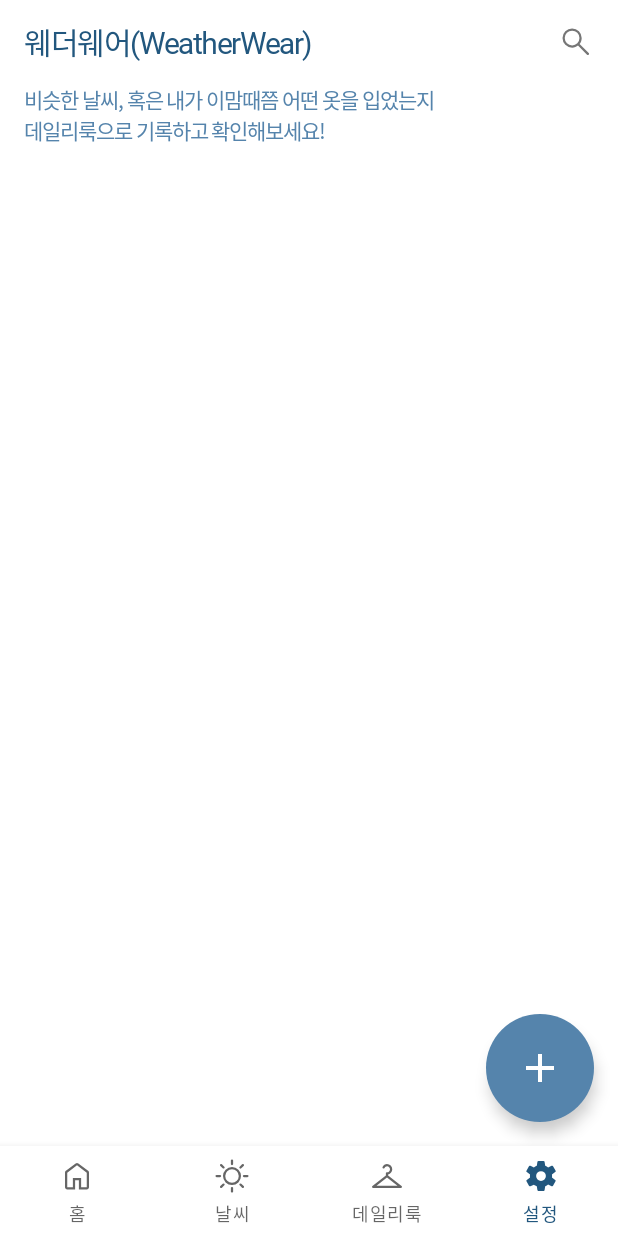
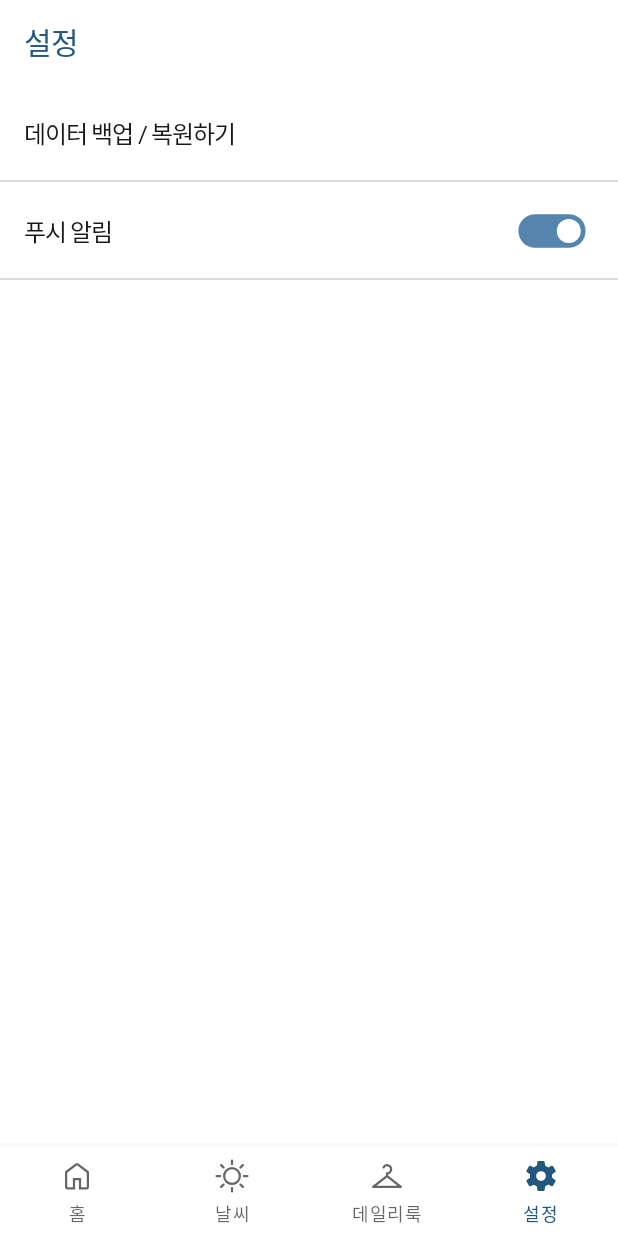
Before and after one commit to hyunjuIm/WeatherWear, an Android app: the screen it shows after launch (MainActivity), item 4 of the bottom bar chosen, on a phone screen of 412 x 824 dp. Run offline under Robolectric (Android 15) with nearby library versions, the phone set to English and light mode, and no system bars; our stand-ins replace Dagger/Hilt's generated code, Room's generated code, data binding; pictures from the network do not load; 1 statement that could not run was skipped.

Commit message:
[ADD] : 설접 탭 UI 구성

```diff
--- a/app/src/main/java/com/hyunju/weatherwear/screen/main/MainActivity.kt
+++ b/app/src/main/java/com/hyunju/weatherwear/screen/main/MainActivity.kt
@@ -6,6 +6,7 @@ import androidx.fragment.app.Fragment
 import com.hyunju.weatherwear.R
 import com.hyunju.weatherwear.databinding.ActivityMainBinding
 import com.hyunju.weatherwear.screen.main.home.HomeFragment
+import com.hyunju.weatherwear.screen.main.setting.SettingFragment
 import com.hyunju.weatherwear.screen.main.wear.WearFragment
 import dagger.hilt.android.AndroidEntryPoint
 
@@ -38,6 +39,7 @@ class MainActivity : AppCompatActivity() {
                     true
                 }
                 R.id.menu_setting -> {
+                    showFragment(SettingFragment.newInstance(), SettingFragment.TAG)
                     true
                 }
                 else -> false
--- a/app/src/main/java/com/hyunju/weatherwear/screen/main/home/HomeFragment.kt
+++ b/app/src/main/java/com/hyunju/weatherwear/screen/main/home/HomeFragment.kt
@@ -41,7 +41,7 @@ class HomeFragment : BaseFragment<HomeViewModel, FragmentHomeBinding>() {
 
     override val viewModel by viewModels<HomeViewModel>()
 
-    override fun getViewBinding(): FragmentHomeBinding = FragmentHomeBinding.inflate(layoutInflater)
+    override fun getViewBinding() = FragmentHomeBinding.inflate(layoutInflater)
 
     private lateinit var locationManager: LocationManager
     private lateinit var myLocationListener: MyLocationListener
--- /dev/null
+++ b/app/src/main/java/com/hyunju/weatherwear/screen/main/setting/SettingFragment.kt
@@ -0,0 +1,25 @@
+package com.hyunju.weatherwear.screen.main.setting
+
+import androidx.fragment.app.viewModels
+import com.hyunju.weatherwear.databinding.FragmentSettingBinding
+import com.hyunju.weatherwear.screen.base.BaseFragment
+import dagger.hilt.android.AndroidEntryPoint
+
+@AndroidEntryPoint
+class SettingFragment : BaseFragment<SettingViewModel, FragmentSettingBinding>() {
+
+    companion object {
+        fun newInstance() = SettingFragment()
+
+        const val TAG = "SettingFragment"
+    }
+
+    override val viewModel by viewModels<SettingViewModel>()
+
+    override fun getViewBinding() = FragmentSettingBinding.inflate(layoutInflater)
+
+    override fun observeData() {
+
+    }
+
+}
--- /dev/null
+++ b/app/src/main/java/com/hyunju/weatherwear/screen/main/setting/SettingViewModel.kt
@@ -0,0 +1,10 @@
+package com.hyunju.weatherwear.screen.main.setting
+
+import com.hyunju.weatherwear.screen.base.BaseViewModel
+import dagger.hilt.android.lifecycle.HiltViewModel
+import javax.inject.Inject
+
+@HiltViewModel
+class SettingViewModel @Inject constructor() : BaseViewModel() {
+
+}
--- /dev/null
+++ b/app/src/main/res/drawable/bg_white_bottom_line_gray.xml
@@ -0,0 +1,17 @@
+<?xml version="1.0" encoding="utf-8"?>
+<layer-list xmlns:android="http://schemas.android.com/apk/res/android">
+
+    <item
+        android:left="-5dp"
+        android:right="-5dp"
+        android:top="-5dp">
+        <shape android:shape="rectangle">
+            <solid android:color="@color/white" />
+
+            <stroke
+                android:width="1dp"
+                android:color="@color/gray_200" />
+        </shape>
+    </item>
+
+</layer-list>
--- /dev/null
+++ b/app/src/main/res/drawable/switch_thumb.xml
@@ -0,0 +1,27 @@
+<selector xmlns:android="http://schemas.android.com/apk/res/android">
+    <item android:state_checked="true">
+        <layer-list>
+            <item android:bottom="4dp" android:left="4dp" android:right="4dp" android:top="4dp">
+                <shape android:shape="oval">
+                    <size android:width="20dp" android:height="20dp" />
+                    <corners android:radius="45dp" />
+                    <solid android:color="@color/white" />
+                </shape>
+            </item>
+        </layer-list>
+    </item>
+
+
+    <item>
+        <layer-list>
+            <item android:bottom="4dp" android:left="4dp" android:right="4dp" android:top="4dp">
+                <shape android:shape="oval">
+                    <size android:width="20dp" android:height="20dp" />
+                    <corners android:radius="45dp" />
+                    <solid android:color="@color/snow" />
+                </shape>
+            </item>
+        </layer-list>
+
+    </item>
+</selector>
--- /dev/null
+++ b/app/src/main/res/drawable/switch_track.xml
@@ -0,0 +1,16 @@
+<selector xmlns:android="http://schemas.android.com/apk/res/android">
+    <item android:state_checked="true">
+        <shape android:shape="rectangle">
+            <corners android:radius="20dp" />
+
+            <solid android:color="@color/blue_500" />
+        </shape>
+    </item>
+
+    <item>
+        <shape android:shape="rectangle">
+            <corners android:radius="20dp" />
+            <solid android:color="@color/gray_200" />
+        </shape>
+    </item>
+</selector>
--- /dev/null
+++ b/app/src/main/res/layout/fragment_setting.xml
@@ -0,0 +1,80 @@
+<?xml version="1.0" encoding="utf-8"?>
+<androidx.constraintlayout.widget.ConstraintLayout xmlns:android="http://schemas.android.com/apk/res/android"
+    xmlns:app="http://schemas.android.com/apk/res-auto"
+    xmlns:tools="http://schemas.android.com/tools"
+    android:layout_width="match_parent"
+    android:layout_height="match_parent"
+    tools:context=".screen.main.setting.SettingFragment">
+
+    <androidx.appcompat.widget.Toolbar
+        android:id="@+id/toolbar"
+        android:layout_width="0dp"
+        android:layout_height="wrap_content"
+        android:background="@color/white"
+        android:minHeight="?attr/actionBarSize"
+        app:layout_constraintEnd_toEndOf="parent"
+        app:layout_constraintStart_toStartOf="parent"
+        app:layout_constraintTop_toTopOf="parent"
+        app:titleTextColor="@color/black">
+
+        <TextView
+            android:id="@+id/titleTextView"
+            android:layout_width="wrap_content"
+            android:layout_height="wrap_content"
+            android:fontFamily="@font/notosans_kr_bold"
+            android:text="@string/setting"
+            android:textColor="@color/blue_700"
+            android:textSize="20sp" />
+
+    </androidx.appcompat.widget.Toolbar>
+
+    <TextView
+        android:id="@+id/backUpButton"
+        android:layout_width="0dp"
+        android:layout_height="65dp"
+        android:background="@drawable/bg_white_bottom_line_gray"
+        android:gravity="center_vertical"
+        android:paddingHorizontal="16dp"
+        android:text="데이터 백업 / 복원하기"
+        android:textSize="16sp"
+        app:layout_constraintEnd_toEndOf="parent"
+        app:layout_constraintStart_toStartOf="parent"
+        app:layout_constraintTop_toBottomOf="@id/toolbar" />
+
+    <androidx.constraintlayout.widget.ConstraintLayout
+        android:layout_width="0dp"
+        android:layout_height="65dp"
+        android:background="@drawable/bg_white_bottom_line_gray"
+        android:paddingHorizontal="16dp"
+        app:layout_constraintEnd_toEndOf="parent"
+        app:layout_constraintStart_toStartOf="parent"
+        app:layout_constraintTop_toBottomOf="@id/backUpButton">
+
+        <TextView
+            android:layout_width="wrap_content"
+            android:layout_height="wrap_content"
+            android:text="푸시 알림"
+            android:textSize="16sp"
+            app:layout_constraintBottom_toBottomOf="parent"
+            app:layout_constraintStart_toStartOf="parent"
+            app:layout_constraintTop_toTopOf="parent" />
+
+        <androidx.appcompat.widget.SwitchCompat
+            android:id="@+id/pushSwitch"
+            android:layout_width="wrap_content"
+            android:layout_height="match_parent"
+            android:background="@null"
+            android:checked="true"
+            android:scaleX="0.8"
+            android:scaleY="0.8"
+            android:thumb="@drawable/switch_thumb"
+            app:layout_constraintBottom_toBottomOf="parent"
+            app:layout_constraintEnd_toEndOf="parent"
+            app:layout_constraintTop_toTopOf="parent"
+            app:switchMinWidth="0dp"
+            app:track="@drawable/switch_track" />
+
+    </androidx.constraintlayout.widget.ConstraintLayout>
+
+
+</androidx.constraintlayout.widget.ConstraintLayout>
--- a/app/src/main/res/values/strings.xml
+++ b/app/src/main/res/values/strings.xml
@@ -41,5 +41,7 @@
     <string name="fail_photo_to_get">사진을 가져오지 못했습니다.</string>
     <string name="search">검색</string>
     <string name="select_temperature_range">기온 범위를 선택해주세요.</string>
+    <!-- TODO: Remove or change this placeholder text -->
+    <string name="hello_blank_fragment">Hello blank fragment</string>
 
 </resources>
```
